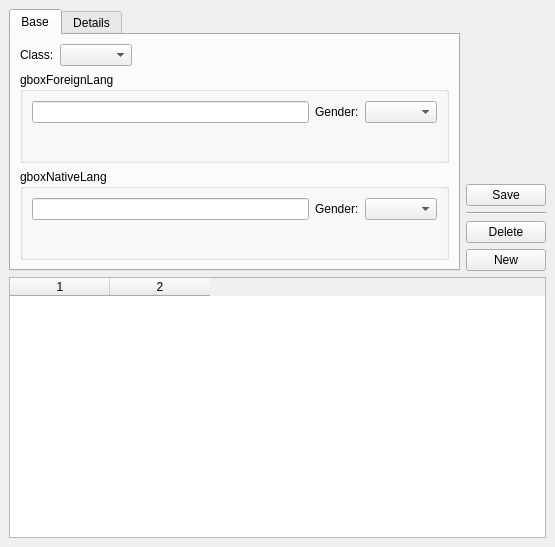
Above: trunk/src/gui/ui/lessonEdit.ui from BackupTheBerlios/dvt-svn before the change. Below: the same form after it.
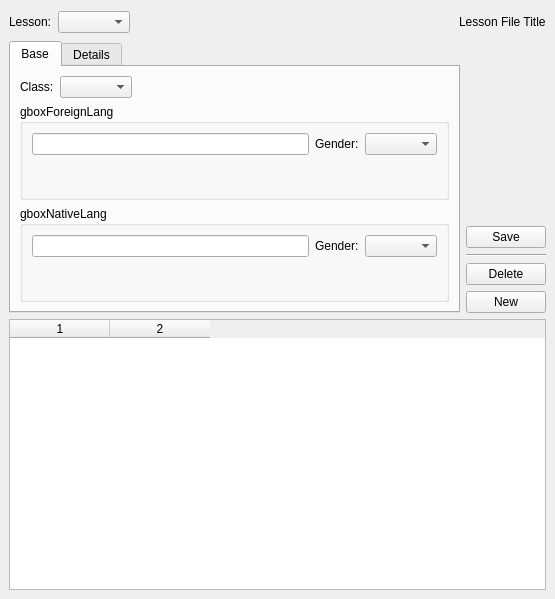
That is the form after the change. Icons and pictures are not drawn.

Commit message: multiple lessons per file (incomplete)

Patch:
```diff
--- a/trunk/src/gui/ui/lessonEdit.ui
+++ b/trunk/src/gui/ui/lessonEdit.ui
@@ -6,7 +6,7 @@
     <x>0</x>
     <y>0</y>
     <width>555</width>
-    <height>547</height>
+    <height>599</height>
    </rect>
   </property>
   <property name="windowTitle" >
@@ -19,7 +19,144 @@
    <property name="spacing" >
     <number>6</number>
    </property>
-   <item row="0" column="0" >
+   <item row="0" column="0" colspan="2" >
+    <layout class="QHBoxLayout" >
+     <property name="margin" >
+      <number>0</number>
+     </property>
+     <property name="spacing" >
+      <number>6</number>
+     </property>
+     <item>
+      <widget class="QLabel" name="label_4" >
+       <property name="text" >
+        <string>Lesson:</string>
+       </property>
+      </widget>
+     </item>
+     <item>
+      <widget class="QComboBox" name="cboxLessonSelect" />
+     </item>
+     <item>
+      <spacer>
+       <property name="orientation" >
+        <enum>Qt::Horizontal</enum>
+       </property>
+       <property name="sizeHint" >
+        <size>
+         <width>321</width>
+         <height>26</height>
+        </size>
+       </property>
+      </spacer>
+     </item>
+     <item>
+      <widget class="QLabel" name="lbLessonFileTitle" >
+       <property name="text" >
+        <string comment="Do not translate" >Lesson File Title</string>
+       </property>
+      </widget>
+     </item>
+    </layout>
+   </item>
+   <item row="2" column="0" colspan="2" >
+    <widget class="QTableWidget" name="twEntries" >
+     <property name="editTriggers" >
+      <set>QAbstractItemView::NoEditTriggers</set>
+     </property>
+     <property name="alternatingRowColors" >
+      <bool>true</bool>
+     </property>
+     <property name="selectionMode" >
+      <enum>QAbstractItemView::SingleSelection</enum>
+     </property>
+     <property name="selectionBehavior" >
+      <enum>QAbstractItemView::SelectRows</enum>
+     </property>
+     <property name="showGrid" >
+      <bool>false</bool>
+     </property>
+     <property name="gridStyle" >
+      <enum>Qt::NoPen</enum>
+     </property>
+     <property name="sortingEnabled" >
+      <bool>false</bool>
+     </property>
+     <property name="columnCount" >
+      <number>2</number>
+     </property>
+     <column/>
+     <column/>
+    </widget>
+   </item>
+   <item row="1" column="1" >
+    <widget class="QFrame" name="frame" >
+     <property name="sizePolicy" >
+      <sizepolicy>
+       <hsizetype>0</hsizetype>
+       <vsizetype>5</vsizetype>
+       <horstretch>0</horstretch>
+       <verstretch>0</verstretch>
+      </sizepolicy>
+     </property>
+     <property name="frameShape" >
+      <enum>QFrame::NoFrame</enum>
+     </property>
+     <property name="frameShadow" >
+      <enum>QFrame::Plain</enum>
+     </property>
+     <layout class="QVBoxLayout" >
+      <property name="margin" >
+       <number>0</number>
+      </property>
+      <property name="spacing" >
+       <number>6</number>
+      </property>
+      <item>
+       <spacer>
+        <property name="orientation" >
+         <enum>Qt::Vertical</enum>
+        </property>
+        <property name="sizeHint" >
+         <size>
+          <width>20</width>
+          <height>40</height>
+         </size>
+        </property>
+       </spacer>
+      </item>
+      <item>
+       <widget class="QPushButton" name="pbSave" >
+        <property name="text" >
+         <string>Save</string>
+        </property>
+       </widget>
+      </item>
+      <item>
+       <widget class="Line" name="line" >
+        <property name="orientation" >
+         <enum>Qt::Horizontal</enum>
+        </property>
+       </widget>
+      </item>
+      <item>
+       <widget class="QPushButton" name="pbDelete" >
+        <property name="text" >
+         <string>Delete</string>
+        </property>
+       </widget>
+      </item>
+      <item>
+       <widget class="QPushButton" name="pbNew" >
+        <property name="text" >
+         <string>New</string>
+        </property>
+       </widget>
+      </item>
+     </layout>
+    </widget>
+   </item>
+   <item row="1" column="0" >
     <widget class="QTabWidget" name="tabWidget" >
      <property name="sizePolicy" >
       <sizepolicy>
@@ -206,103 +343,6 @@
      </widget>
     </widget>
    </item>
-   <item row="0" column="1" >
-    <widget class="QFrame" name="frame" >
-     <property name="sizePolicy" >
-      <sizepolicy>
-       <hsizetype>0</hsizetype>
-       <vsizetype>5</vsizetype>
-       <horstretch>0</horstretch>
-       <verstretch>0</verstretch>
-      </sizepolicy>
-     </property>
-     <property name="frameShape" >
-      <enum>QFrame::NoFrame</enum>
-     </property>
-     <property name="frameShadow" >
-      <enum>QFrame::Plain</enum>
-     </property>
-     <layout class="QVBoxLayout" >
-      <property name="margin" >
-       <number>0</number>
-      </property>
-      <property name="spacing" >
-       <number>6</number>
-      </property>
-      <item>
-       <spacer>
-        <property name="orientation" >
-         <enum>Qt::Vertical</enum>
-        </property>
-        <property name="sizeHint" >
-         <size>
-          <width>20</width>
-          <height>40</height>
-         </size>
-        </property>
-       </spacer>
-      </item>
-      <item>
-       <widget class="QPushButton" name="pbSave" >
-        <property name="text" >
-         <string>Save</string>
-        </property>
-       </widget>
-      </item>
-      <item>
-       <widget class="Line" name="line" >
-        <property name="orientation" >
-         <enum>Qt::Horizontal</enum>
-        </property>
-       </widget>
-      </item>
-      <item>
-       <widget class="QPushButton" name="pbDelete" >
-        <property name="text" >
-         <string>Delete</string>
-        </property>
-       </widget>
-      </item>
-      <item>
-       <widget class="QPushButton" name="pbNew" >
-        <property name="text" >
-         <string>New</string>
-        </property>
-       </widget>
-      </item>
-     </layout>
-    </widget>
-   </item>
-   <item row="1" column="0" colspan="2" >
-    <widget class="QTableWidget" name="twEntries" >
-     <property name="editTriggers" >
-      <set>QAbstractItemView::NoEditTriggers</set>
-     </property>
-     <property name="alternatingRowColors" >
-      <bool>true</bool>
-     </property>
-     <property name="selectionMode" >
-      <enum>QAbstractItemView::SingleSelection</enum>
-     </property>
-     <property name="selectionBehavior" >
-      <enum>QAbstractItemView::SelectRows</enum>
-     </property>
-     <property name="showGrid" >
-      <bool>false</bool>
-     </property>
-     <property name="gridStyle" >
-      <enum>Qt::NoPen</enum>
-     </property>
-     <property name="sortingEnabled" >
-      <bool>false</bool>
-     </property>
-     <property name="columnCount" >
-      <number>2</number>
-     </property>
-     <column/>
-     <column/>
-    </widget>
-   </item>
   </layout>
   <action name="actionNew" >
    <property name="icon" >
```
The commit also changes 18 other files.
